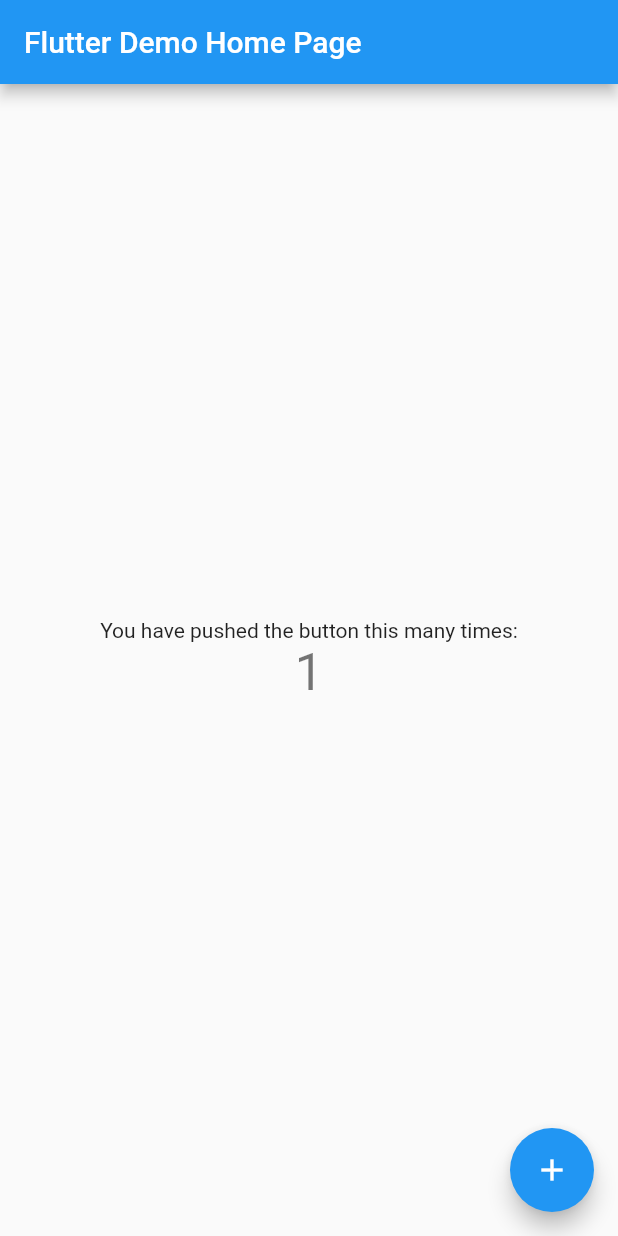
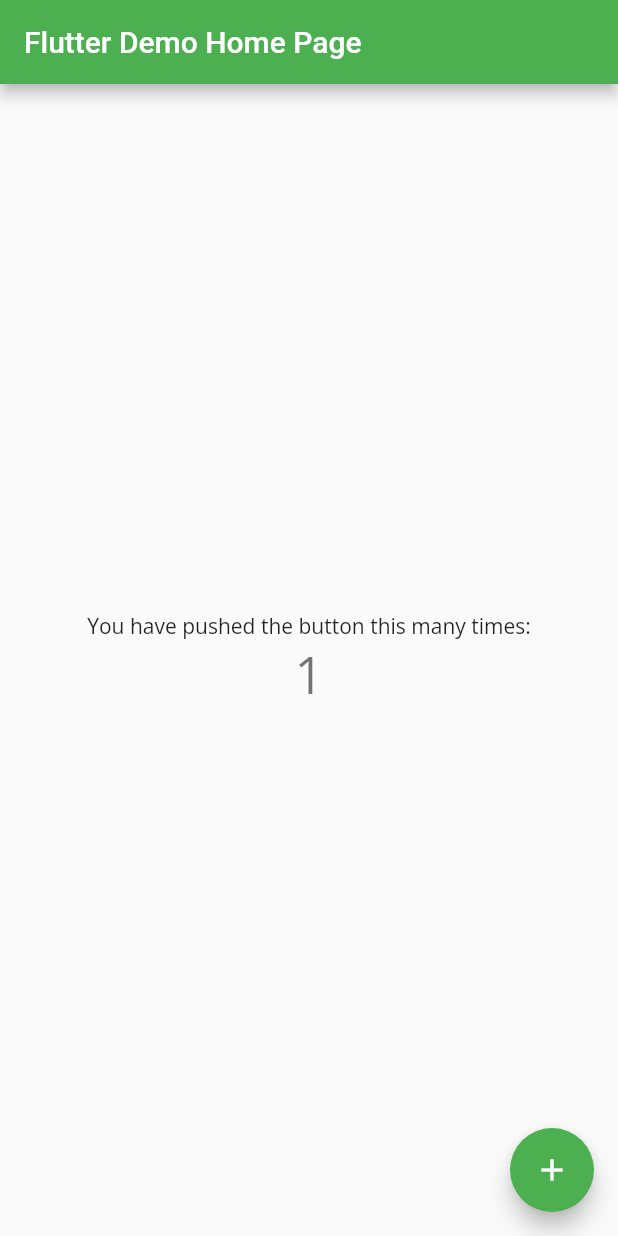
Before and after one commit to flankb/extended_theme, a Flutter app: the screen it shows after launch, after a tap on the "add" icon, on a phone screen of 412 x 824 dp. Run offline on Flutter 3.47's test engine with Material 2 defaults, Android fonts, the phone set to English and light mode, and no system bars; our stand-ins replace google_fonts, shared_preferences.

Commit message:
Theme scaffold and example

```diff
--- a/example/lib/main.dart
+++ b/example/lib/main.dart
@@ -1,32 +1,45 @@
+import 'package:extended_theme/extended_theme.dart';
 import 'package:flutter/material.dart';
+import 'package:shared_preferences/shared_preferences.dart';
 
-void main() {
-  runApp(MyApp());
+import 'theme.dart';
+
+void main() async {
+  WidgetsFlutterBinding.ensureInitialized();
+
+  /// Read last theme from [SharedPreferences] for simple example
+  /// Avoid [async] in main for production. Try to use FutureBuilder or other async widgets
+  final initialTheme = await _readLastTheme();
+  final controller = ThemeController<MyCustomTheme>(initialTheme, appThemeData);
+
+  runApp(MyApp(
+    themeController: controller,
+  ));
+}
+
+Future<String> _readLastTheme() async {
+  SharedPreferences prefs = await SharedPreferences.getInstance();
+
+  final themeStr = prefs.getString('PREF_THEME') ?? GreenLight;
+  return themeStr;
 }
 
 class MyApp extends StatelessWidget {
+  final ThemeController<MyCustomTheme> themeController;
+
+  const MyApp({Key key, this.themeController}) : super(key: key);
   // This widget is the root of your application.
   @override
   Widget build(BuildContext context) {
-    return MaterialApp(
-      title: 'Flutter Demo',
-      theme: ThemeData(
-        // This is the theme of your application.
-        //
-        // Try running your application with "flutter run". You'll see the
-        // application has a blue toolbar. Then, without quitting the app, try
-        // changing the primarySwatch below to Colors.green and then invoke
-        // "hot reload" (press "r" in the console where you ran "flutter run",
-        // or simply save your changes to "hot reload" in a Flutter IDE).
-        // Notice that the counter didn't reset back to zero; the application
-        // is not restarted.
-        primarySwatch: Colors.blue,
-        // This makes the visual density adapt to the platform that you run
-        // the app on. For desktop platforms, the controls will be smaller and
-        // closer together (more dense) than on mobile platforms.
-        visualDensity: VisualDensity.adaptivePlatformDensity,
-      ),
-      home: MyHomePage(title: 'Flutter Demo Home Page'),
+    return InheritedThemeNotifier<MyCustomTheme>(
+      controller: themeController,
+      child: Builder(builder: (context) {
+        return MaterialApp(
+          title: 'Flutter Demo',
+          theme: context.extTheme<MyCustomTheme>().themeData.materialTheme,
+          home: MyHomePage(title: 'Flutter Demo Home Page'),
+        );
+      }),
     );
   }
 }
@@ -108,6 +121,7 @@ class _MyHomePageState extends State<MyHomePage> {
         ),
       ),
       floatingActionButton: FloatingActionButton(
+        backgroundColor: Theme.of(context).primaryColor,
         onPressed: _incrementCounter,
         tooltip: 'Increment',
         child: Icon(Icons.add),
--- a/example/pubspec.yaml
+++ b/example/pubspec.yaml
@@ -28,6 +28,11 @@ dependencies:
   # The following adds the Cupertino Icons font to your application.
   # Use with the CupertinoIcons class for iOS style icons.
   cupertino_icons: ^0.1.3
+
+  google_fonts: ^1.1.0
+  shared_preferences: ^0.5.12
+  extended_theme:
+    path : ../
 
 dev_dependencies:
   flutter_test:
--- a/lib/extended_theme.dart
+++ b/lib/extended_theme.dart
@@ -12,12 +12,49 @@ class ExtendedTheme {
       : assert(materialTheme != null || cupertinoThemeData != null);
 }
 
-class MyCustomThemeHolder extends ExtendedTheme {
-  final Color shadowColor;
-  final buttonPauseColor;
-  final subtitleColor;
+class ThemeController<TTheme extends ExtendedTheme> extends ChangeNotifier {
+  String _appTheme;
+  Map<String, TTheme> _availableThemes;
 
-  MyCustomThemeHolder(ThemeData materialTheme,
-      {this.shadowColor, this.buttonPauseColor, this.subtitleColor})
-      : super(materialTheme: materialTheme);
+  ThemeController(String initialTheme, Map<String, TTheme> availableThemes) {
+    _appTheme = initialTheme;
+    _availableThemes = availableThemes;
+  }
+
+  String get theme => _appTheme;
+  TTheme get themeData => _availableThemes[_appTheme];
+
+  updateTheme(String newTheme) {
+    if (_appTheme != newTheme) {
+      _appTheme = newTheme;
+
+      debugPrint("Updated theme: " + newTheme.toString());
+
+      notifyListeners();
+    }
+  }
 }
+
+class InheritedThemeNotifier<TTheme extends ExtendedTheme>
+    extends InheritedNotifier<ThemeController<TTheme>> {
+  final ThemeController<TTheme> controller;
+
+  const InheritedThemeNotifier(
+      {Key key, @required Widget child, @required this.controller})
+      : super(key: key, child: child, notifier: controller);
+
+  static ThemeController<TTheme> of<TTheme extends ExtendedTheme>(
+      BuildContext context) {
+    return context
+        .dependOnInheritedWidgetOfExactType<InheritedThemeNotifier<TTheme>>()
+        .controller;
+  }
+}
+
+extension InheritedThemeExtensions on BuildContext {
+  ThemeController<T> extTheme<T extends ExtendedTheme>() {
+    return this
+        .dependOnInheritedWidgetOfExactType<InheritedThemeNotifier<T>>()
+        .controller;
+  }
+}
```
Also changed, not shown: example/lib/theme.dart (added, +85 -0 lines), example/pubspec.lock, 1 other file.
